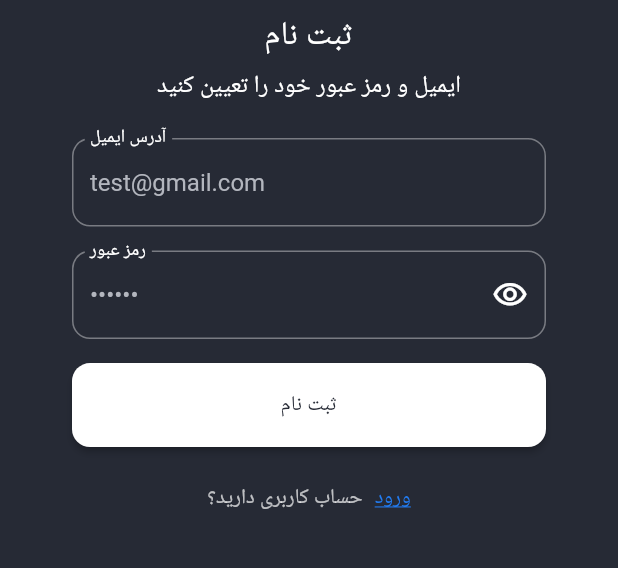
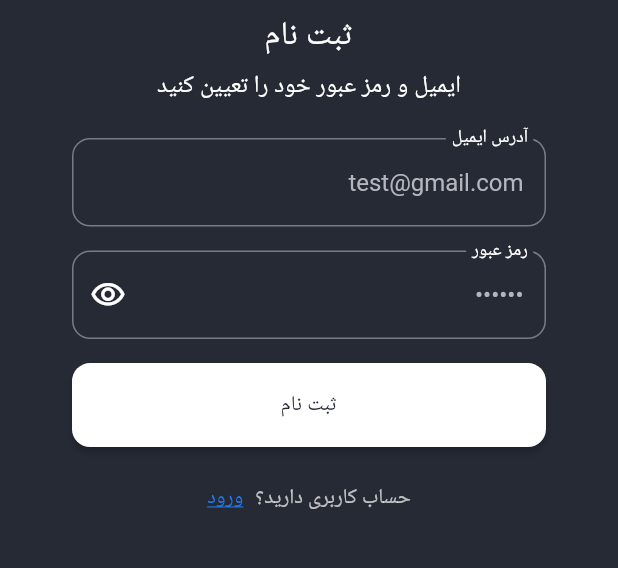
Before and after one commit to mehdi2960/ecommerce_flutter, a Flutter app: the AuthScreen screen opened directly, after a tap on "حساب کاربری ندارید؟", on a phone screen of 412 x 824 dp, the part 394-962 px from its top. Run offline on Flutter 3.47's test engine with Material 2 defaults, Android fonts, the phone set to English and light mode, and no system bars; our stand-ins replace bloc, cached_network_image, dio, equatable, flutter_bloc, shared_preferences and 1 more; accounts and stored records are empty; network calls fail; Roboto replaces fonts that are missing (Yekan).

Commit message:
Piyadehsazi memari Bloc page Auth

```diff
--- a/lib/data/repo/auth_repository.dart
+++ b/lib/data/repo/auth_repository.dart
@@ -43,16 +43,14 @@ class AuthRepository implements IAuthRepository {
   @override
   Future<void> refreshToken()async {
       if (authChangeNotifier.value != null) {
-      final AuthInfo authInfo =
-          await dataSource.refreshToken(authChangeNotifier.value!.refreshToken);
+      final AuthInfo authInfo =await dataSource.refreshToken(authChangeNotifier.value!.refreshToken);
       debugPrint('refresh token is: ${authInfo.refreshToken}');
       _persistAuthTokens(authInfo);
     }
   }
 
    Future<void> _persistAuthTokens(AuthInfo authInfo) async {
-    final SharedPreferences sharedPreferences =
-        await SharedPreferences.getInstance();
+    final SharedPreferences sharedPreferences =  await SharedPreferences.getInstance();
     sharedPreferences.setString("access_token", authInfo.accessToken);
     sharedPreferences.setString("refresh_token", authInfo.refreshToken);
     loadAuthInfo();
--- a/lib/main.dart
+++ b/lib/main.dart
@@ -43,7 +43,7 @@ class MyApp extends StatelessWidget {
       ),
       home: const Directionality(
         textDirection: TextDirection.rtl,
-        child: AuthScreen(),
+        child: RootScreen(),
       ),
     );
   }
--- a/lib/ui/auth/auth.dart
+++ b/lib/ui/auth/auth.dart
@@ -1,5 +1,7 @@
 import 'package:flutter/material.dart';
+import 'package:flutter_bloc/flutter_bloc.dart';
 import 'package:nike_ecommerce_flutter/data/repo/auth_repository.dart';
+import 'package:nike_ecommerce_flutter/ui/auth/bloc/auth_bloc.dart';
 
 class AuthScreen extends StatefulWidget {
   const AuthScreen({Key? key}) : super(key: key);
@@ -9,8 +11,6 @@ class AuthScreen extends StatefulWidget {
 }
 
 class _AuthScreenState extends State<AuthScreen> {
-  bool isLogin = true;
-
   final TextEditingController usernameController =
       TextEditingController(text: "test@gmail.com");
   final TextEditingController passwordController =
@@ -36,6 +36,7 @@ class _AuthScreenState extends State<AuthScreen> {
                 MaterialStateProperty.all(themeData.colorScheme.secondary),
           ),
         ),
+        snackBarTheme: SnackBarThemeData(backgroundColor: themeData.colorScheme.primary,contentTextStyle: const TextStyle(fontFamily: 'Yekan')),
         colorScheme: themeData.colorScheme.copyWith(onSurface: onBackground),
         inputDecorationTheme: InputDecorationTheme(
           labelStyle: const TextStyle(color: onBackground),
@@ -48,11 +49,34 @@ class _AuthScreenState extends State<AuthScreen> {
           ),
         ),
       ),
+      child: Directionality(
+        textDirection: TextDirection.rtl,
         child: Scaffold(
           backgroundColor: themeData.colorScheme.secondary,
-        body: Padding(
+          body: BlocProvider<AuthBloc>(
+            create: (context) {
+              final bloc = AuthBloc(authRepository);
+              bloc.stream.forEach((state) {
+                if (state is AuthSuccess) {
+                  Navigator.of(context).pop();
+                } else if (state is AuthError) {
+                  ScaffoldMessenger.of(context).showSnackBar(
+                      SnackBar(content: Text(state.exception.message)));
+                }
+              });
+              bloc.add(AuthStarted());
+              return bloc;
+            },
+            child: Padding(
               padding: const EdgeInsets.only(right: 48, left: 48),
-          child: Column(
+              child: BlocBuilder<AuthBloc, AuthState>(
+                buildWhen: (previous, current) {
+                  return current is AuthLoading ||
+                      current is AuthInitial ||
+                      current is AuthError;
+                },
+                builder: (context, state) {
+                  return Column(
                     mainAxisAlignment: MainAxisAlignment.center,
                     crossAxisAlignment: CrossAxisAlignment.center,
                     children: [
@@ -65,17 +89,19 @@ class _AuthScreenState extends State<AuthScreen> {
                         height: 8,
                       ),
                       Text(
-                isLogin ? "خوش آمدید" : 'ثبت نام',
-                style: const TextStyle(color: Colors.white, fontSize: 22),
+                        state.isLoginMode ? "خوش آمدید" : 'ثبت نام',
+                        style:
+                            const TextStyle(color: Colors.white, fontSize: 22),
                       ),
                       const SizedBox(
                         height: 8,
                       ),
                       Text(
-                isLogin
+                        state.isLoginMode
                             ? "لطفا وارد حساب کاربری خود شوید."
                             : 'ایمیل و رمز عبور خود را تعیین کنید',
-                style: const TextStyle(color: Colors.white, fontSize: 16),
+                        style:
+                            const TextStyle(color: Colors.white, fontSize: 16),
                       ),
                       const SizedBox(
                         height: 24,
@@ -99,27 +125,34 @@ class _AuthScreenState extends State<AuthScreen> {
                       ),
                       ElevatedButton(
                         onPressed: () async {
-                  authRepository.login(
-                    usernameController.text,
-                    passwordController.text,
+                          // authRepository.login(
+                          //   usernameController.text,
+                          //   passwordController.text,
+                          // );
+                          BlocProvider.of<AuthBloc>(context).add(
+                            AuthButtonIsClicked(usernameController.text,
+                                passwordController.text),
                           );
                         },
-                child: Text(isLogin ? 'ورود' : 'ثبت نام'),
+                        child: state is AuthLoading
+                            ? const CircularProgressIndicator()
+                            : Text(state.isLoginMode ? 'ورود' : 'ثبت نام'),
                       ),
                       const SizedBox(
                         height: 24,
                       ),
                       GestureDetector(
                         onTap: () {
-                  setState(() {
-                    isLogin = !isLogin;
-                  });
+                          BlocProvider.of<AuthBloc>(context)
+                              .add(AuthModeChangIsClicked());
                         },
                         child: Row(
                           mainAxisAlignment: MainAxisAlignment.center,
                           children: [
                             Text(
-                      isLogin ? 'حساب کاربری ندارید؟' : 'حساب کاربری دارید؟',
+                              state.isLoginMode
+                                  ? 'حساب کاربری ندارید؟'
+                                  : 'حساب کاربری دارید؟',
                               style: TextStyle(
                                 color: onBackground.withOpacity(.7),
                               ),
@@ -128,7 +161,7 @@ class _AuthScreenState extends State<AuthScreen> {
                               width: 8,
                             ),
                             Text(
-                      isLogin ? 'ثبت نام' : 'ورود',
+                              state.isLoginMode ? 'ثبت نام' : 'ورود',
                               style: TextStyle(
                                 color: themeData.colorScheme.primary,
                                 decoration: TextDecoration.underline,
@@ -138,6 +171,10 @@ class _AuthScreenState extends State<AuthScreen> {
                         ),
                       ),
                     ],
+                  );
+                },
+              ),
+            ),
           ),
         ),
       ),
--- /dev/null
+++ b/lib/ui/auth/bloc/auth_bloc.dart
@@ -0,0 +1,36 @@
+import 'package:bloc/bloc.dart';
+import 'package:equatable/equatable.dart';
+import 'package:nike_ecommerce_flutter/common/exceptions.dart';
+import 'package:nike_ecommerce_flutter/data/repo/auth_repository.dart';
+
+part 'auth_event.dart';
+part 'auth_state.dart';
+
+class AuthBloc extends Bloc<AuthEvent, AuthState> {
+  final IAuthRepository authRepository;
+  bool isLoginMode;
+  AuthBloc(this.authRepository, {this.isLoginMode = true})
+      : super(AuthInitial(isLoginMode)) {
+    on<AuthEvent>(
+      (event, emit) async {
+        try {
+          if (event is AuthButtonIsClicked) {
+            emit(AuthLoading(isLoginMode));
+            if (isLoginMode) {
+              await authRepository.login(event.username, event.password);
+              emit(AuthSuccess(isLoginMode));
+            } else {
+              await authRepository.register(event.username, event.password);
+              emit(AuthSuccess(isLoginMode));
+            }
+          } else if (event is AuthModeChangIsClicked) {
+            isLoginMode = !isLoginMode;
+            emit(AuthInitial(isLoginMode));
+          }
+        } catch (e) {
+          emit(AuthError(isLoginMode,AppException()));
+        }
+      },
+    );
+  }
+}
--- /dev/null
+++ b/lib/ui/auth/bloc/auth_event.dart
@@ -0,0 +1,19 @@
+part of 'auth_bloc.dart';
+
+abstract class AuthEvent extends Equatable {
+  const AuthEvent();
+
+  @override
+  List<Object> get props => [];
+}
+
+class AuthStarted extends AuthEvent {}
+
+class AuthButtonIsClicked extends AuthEvent {
+  final String username;
+  final String password;
+
+  const AuthButtonIsClicked(this.username, this.password);
+}
+
+class AuthModeChangIsClicked extends AuthEvent {}
--- /dev/null
+++ b/lib/ui/auth/bloc/auth_state.dart
@@ -0,0 +1,27 @@
+part of 'auth_bloc.dart';
+
+abstract class AuthState extends Equatable {
+  const AuthState(this.isLoginMode);
+
+  final bool isLoginMode;
+
+  @override
+  List<Object> get props => [isLoginMode];
+}
+
+class AuthInitial extends AuthState {
+  const AuthInitial(bool isLoginMode) : super(isLoginMode);
+}
+
+class AuthError extends AuthState {
+  final AppException exception;
+  const AuthError(bool isLoginMode, this.exception) : super(isLoginMode);
+}
+
+class AuthLoading extends AuthState {
+  const AuthLoading(super.isLoginMode);
+}
+
+class AuthSuccess extends AuthState {
+  const AuthSuccess(bool isLoginMode) : super(isLoginMode);
+}
```
Also changed, not shown: lib/ui/cart/cart.dart (added, +60 -0 lines), lib/ui/root.dart (+12 -15 lines). Lines whose indentation alone changed are shown as unchanged.
